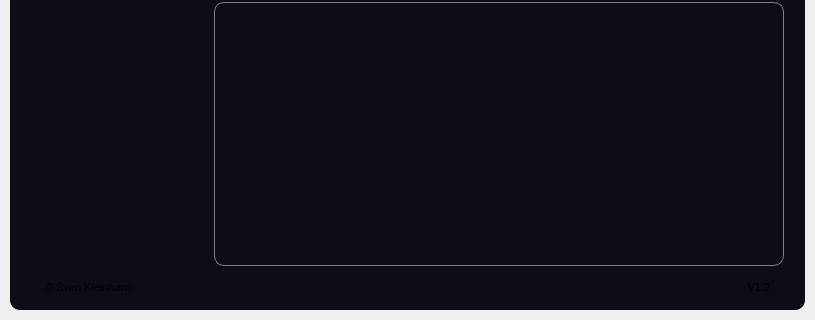
Qt form GUI.ui (Crizzly57/EncryptData) before a commit; both pictures show x 0 to 815 and y 448 to 768 of the 815 by 768 pixel window.
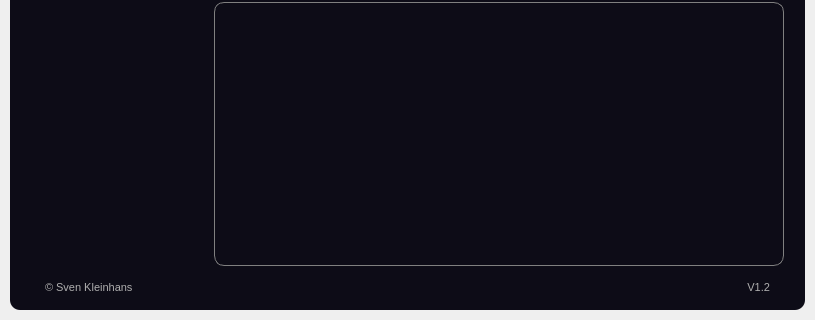
The same form after that commit. Icons and pictures are not drawn. Custom widgets are drawn as their Qt base class.

Commit message: added feature: keep radius, if window is maximize

```diff
--- a/GUI.ui
+++ b/GUI.ui
@@ -105,6 +105,209 @@
            <height>20</height>
           </size>
          </property>
+         <property name="palette">
+          <palette>
+           <active>
+            <colorrole role="WindowText">
+             <brush brushstyle="SolidPattern">
+              <color alpha="255">
+               <red>120</red>
+               <green>120</green>
+               <blue>120</blue>
+              </color>
+             </brush>
+            </colorrole>
+            <colorrole role="Button">
+             <brush brushstyle="SolidPattern">
+              <color alpha="255">
+               <red>120</red>
+               <green>120</green>
+               <blue>120</blue>
+              </color>
+             </brush>
+            </colorrole>
+            <colorrole role="Text">
+             <brush brushstyle="SolidPattern">
+              <color alpha="255">
+               <red>120</red>
+               <green>120</green>
+               <blue>120</blue>
+              </color>
+             </brush>
+            </colorrole>
+            <colorrole role="Base">
+             <brush brushstyle="SolidPattern">
+              <color alpha="255">
+               <red>13</red>
+               <green>12</green>
+               <blue>23</blue>
+              </color>
+             </brush>
+            </colorrole>
+            <colorrole role="Window">
+             <brush brushstyle="SolidPattern">
+              <color alpha="255">
+               <red>13</red>
+               <green>12</green>
+               <blue>23</blue>
+              </color>
+             </brush>
+            </colorrole>
+            <colorrole role="HighlightedText">
+             <brush brushstyle="SolidPattern">
+              <color alpha="255">
+               <red>255</red>
+               <green>255</green>
+               <blue>255</blue>
+              </color>
+             </brush>
+            </colorrole>
+            <colorrole role="PlaceholderText">
+             <brush brushstyle="SolidPattern">
+              <color alpha="128">
+               <red>120</red>
+               <green>120</green>
+               <blue>120</blue>
+              </color>
+             </brush>
+            </colorrole>
+           </active>
+           <inactive>
+            <colorrole role="WindowText">
+             <brush brushstyle="SolidPattern">
+              <color alpha="255">
+               <red>120</red>
+               <green>120</green>
+               <blue>120</blue>
+              </color>
+             </brush>
+            </colorrole>
+            <colorrole role="Button">
+             <brush brushstyle="SolidPattern">
+              <color alpha="255">
+               <red>120</red>
+               <green>120</green>
+               <blue>120</blue>
+              </color>
+             </brush>
+            </colorrole>
+            <colorrole role="Text">
+             <brush brushstyle="SolidPattern">
+              <color alpha="255">
+               <red>120</red>
+               <green>120</green>
+               <blue>120</blue>
+              </color>
+             </brush>
+            </colorrole>
+            <colorrole role="Base">
+             <brush brushstyle="SolidPattern">
+              <color alpha="255">
+               <red>13</red>
+               <green>12</green>
+               <blue>23</blue>
+              </color>
+             </brush>
+            </colorrole>
+            <colorrole role="Window">
+             <brush brushstyle="SolidPattern">
+              <color alpha="255">
+               <red>13</red>
+               <green>12</green>
+               <blue>23</blue>
+              </color>
+             </brush>
+            </colorrole>
+            <colorrole role="HighlightedText">
+             <brush brushstyle="SolidPattern">
+              <color alpha="255">
+               <red>120</red>
+               <green>120</green>
+               <blue>120</blue>
+              </color>
+             </brush>
+            </colorrole>
+            <colorrole role="PlaceholderText">
+             <brush brushstyle="SolidPattern">
+              <color alpha="128">
+               <red>0</red>
+               <green>0</green>
+               <blue>0</blue>
+              </color>
+             </brush>
+            </colorrole>
+           </inactive>
+           <disabled>
+            <colorrole role="WindowText">
+             <brush brushstyle="SolidPattern">
+              <color alpha="255">
+               <red>120</red>
+               <green>120</green>
+               <blue>120</blue>
+              </color>
+             </brush>
+            </colorrole>
+            <colorrole role="Button">
+             <brush brushstyle="SolidPattern">
+              <color alpha="255">
+               <red>120</red>
+               <green>120</green>
+               <blue>120</blue>
+              </color>
+             </brush>
+            </colorrole>
+            <colorrole role="Text">
+             <brush brushstyle="SolidPattern">
+              <color alpha="255">
+               <red>120</red>
+               <green>120</green>
+               <blue>120</blue>
+              </color>
+             </brush>
+            </colorrole>
+            <colorrole role="Base">
+             <brush brushstyle="SolidPattern">
+              <color alpha="255">
+               <red>13</red>
+               <green>12</green>
+               <blue>23</blue>
+              </color>
+             </brush>
+            </colorrole>
+            <colorrole role="Window">
+             <brush brushstyle="SolidPattern">
+              <color alpha="255">
+               <red>13</red>
+               <green>12</green>
+               <blue>23</blue>
+              </color>
+             </brush>
+            </colorrole>
+            <colorrole role="HighlightedText">
+             <brush brushstyle="SolidPattern">
+              <color alpha="255">
+               <red>255</red>
+               <green>255</green>
+               <blue>255</blue>
+              </color>
+             </brush>
+            </colorrole>
+            <colorrole role="PlaceholderText">
+             <brush brushstyle="SolidPattern">
+              <color alpha="128">
+               <red>0</red>
+               <green>0</green>
+               <blue>0</blue>
+              </color>
+             </brush>
+            </colorrole>
+           </disabled>
+          </palette>
+         </property>
+         <property name="styleSheet">
+          <string notr="true">background-color: rgb(13, 12, 23);
+border-radius: 10px;</string>
+         </property>
          <property name="frameShape">
           <enum>QFrame::NoFrame</enum>
          </property>
@@ -158,8 +361,8 @@
                 <brush brushstyle="SolidPattern">
                  <color alpha="255">
                   <red>175</red>
-                  <green>177</green>
-                  <blue>179</blue>
+                  <green>175</green>
+                  <blue>175</blue>
                  </color>
                 </brush>
                </colorrole>
@@ -172,6 +375,24 @@
                  </color>
                 </brush>
                </colorrole>
+               <colorrole role="Text">
+                <brush brushstyle="SolidPattern">
+                 <color alpha="255">
+                  <red>175</red>
+                  <green>175</green>
+                  <blue>175</blue>
+                 </color>
+                </brush>
+               </colorrole>
+               <colorrole role="ButtonText">
+                <brush brushstyle="SolidPattern">
+                 <color alpha="255">
+                  <red>175</red>
+                  <green>175</green>
+                  <blue>175</blue>
+                 </color>
+                </brush>
+               </colorrole>
                <colorrole role="Base">
                 <brush brushstyle="SolidPattern">
                  <color alpha="255">
@@ -190,14 +411,23 @@
                  </color>
                 </brush>
                </colorrole>
+               <colorrole role="PlaceholderText">
+                <brush brushstyle="NoBrush">
+                 <color alpha="128">
+                  <red>175</red>
+                  <green>175</green>
+                  <blue>175</blue>
+                 </color>
+                </brush>
+               </colorrole>
               </active>
               <inactive>
                <colorrole role="WindowText">
                 <brush brushstyle="SolidPattern">
                  <color alpha="255">
-                  <red>0</red>
-                  <green>0</green>
-                  <blue>0</blue>
+                  <red>175</red>
+                  <green>175</green>
+                  <blue>175</blue>
                  </color>
                 </brush>
                </colorrole>
@@ -210,6 +440,24 @@
                  </color>
                 </brush>
                </colorrole>
+               <colorrole role="Text">
+                <brush brushstyle="SolidPattern">
+                 <color alpha="255">
+                  <red>175</red>
+                  <green>175</green>
+                  <blue>175</blue>
+                 </color>
+                </brush>
+               </colorrole>
+               <colorrole role="ButtonText">
+                <brush brushstyle="SolidPattern">
+                 <color alpha="255">
+                  <red>175</red>
+                  <green>175</green>
+                  <blue>175</blue>
+                 </color>
+                </brush>
+               </colorrole>
                <colorrole role="Base">
                 <brush brushstyle="SolidPattern">
                  <color alpha="255">
@@ -228,14 +476,23 @@
                  </color>
                 </brush>
                </colorrole>
+               <colorrole role="PlaceholderText">
+                <brush brushstyle="NoBrush">
+                 <color alpha="128">
+                  <red>175</red>
+                  <green>175</green>
+                  <blue>175</blue>
+                 </color>
+                </brush>
+               </colorrole>
               </inactive>
               <disabled>
                <colorrole role="WindowText">
                 <brush brushstyle="SolidPattern">
                  <color alpha="255">
-                  <red>120</red>
-                  <green>120</green>
-                  <blue>120</blue>
+                  <red>175</red>
+                  <green>175</green>
+                  <blue>175</blue>
                  </color>
                 </brush>
                </colorrole>
@@ -248,6 +505,24 @@
                  </color>
                 </brush>
                </colorrole>
+               <colorrole role="Text">
+                <brush brushstyle="SolidPattern">
+                 <color alpha="255">
+                  <red>175</red>
+                  <green>175</green>
+                  <blue>175</blue>
+                 </color>
+                </brush>
+               </colorrole>
+               <colorrole role="ButtonText">
+                <brush brushstyle="SolidPattern">
+                 <color alpha="255">
+                  <red>175</red>
+                  <green>175</green>
+                  <blue>175</blue>
+                 </color>
+                </brush>
+               </colorrole>
                <colorrole role="Base">
                 <brush brushstyle="SolidPattern">
                  <color alpha="255">
@@ -266,6 +541,15 @@
                  </color>
                 </brush>
                </colorrole>
+               <colorrole role="PlaceholderText">
+                <brush brushstyle="NoBrush">
+                 <color alpha="128">
+                  <red>175</red>
+                  <green>175</green>
+                  <blue>175</blue>
+                 </color>
+                </brush>
+               </colorrole>
               </disabled>
              </palette>
             </property>
@@ -274,6 +558,9 @@
               <pointsize>8</pointsize>
              </font>
             </property>
+            <property name="styleSheet">
+             <string notr="true">color: rgb(175, 175, 175);</string>
+            </property>
             <property name="text">
              <string>© Sven Kleinhans</string>
             </property>
@@ -288,8 +575,8 @@
                 <brush brushstyle="SolidPattern">
                  <color alpha="255">
                   <red>175</red>
-                  <green>177</green>
-                  <blue>179</blue>
+                  <green>175</green>
+                  <blue>175</blue>
                  </color>
                 </brush>
                </colorrole>
@@ -302,6 +589,24 @@
                  </color>
                 </brush>
                </colorrole>
+               <colorrole role="Text">
+                <brush brushstyle="SolidPattern">
+                 <color alpha="255">
+                  <red>175</red>
+                  <green>175</green>
+                  <blue>175</blue>
+                 </color>
+                </brush>
+               </colorrole>
+               <colorrole role="ButtonText">
+                <brush brushstyle="SolidPattern">
+                 <color alpha="255">
+                  <red>175</red>
+                  <green>175</green>
+                  <blue>175</blue>
+                 </color>
+                </brush>
+               </colorrole>
                <colorrole role="Base">
                 <brush brushstyle="SolidPattern">
                  <color alpha="255">
@@ -320,14 +625,23 @@
                  </color>
                 </brush>
                </colorrole>
+               <colorrole role="PlaceholderText">
+                <brush brushstyle="NoBrush">
+                 <color alpha="128">
+                  <red>175</red>
+                  <green>175</green>
+                  <blue>175</blue>
+                 </color>
+                </brush>
+               </colorrole>
               </active>
               <inactive>
                <colorrole role="WindowText">
                 <brush brushstyle="SolidPattern">
                  <color alpha="255">
-                  <red>0</red>
-                  <green>0</green>
-                  <blue>0</blue>
+                  <red>175</red>
+                  <green>175</green>
+                  <blue>175</blue>
                  </color>
                 </brush>
                </colorrole>
@@ -340,6 +654,24 @@
                  </color>
                 </brush>
                </colorrole>
+               <colorrole role="Text">
+                <brush brushstyle="SolidPattern">
+                 <color alpha="255">
+                  <red>175</red>
+                  <green>175</green>
+                  <blue>175</blue>
+                 </color>
+                </brush>
+               </colorrole>
+               <colorrole role="ButtonText">
+                <brush brushstyle="SolidPattern">
+                 <color alpha="255">
+                  <red>175</red>
+                  <green>175</green>
+                  <blue>175</blue>
+                 </color>
+                </brush>
+               </colorrole>
                <colorrole role="Base">
                 <brush brushstyle="SolidPattern">
                  <color alpha="255">
@@ -358,14 +690,23 @@
                  </color>
                 </brush>
                </colorrole>
+               <colorrole role="PlaceholderText">
+                <brush brushstyle="NoBrush">
+                 <color alpha="128">
+                  <red>175</red>
+                  <green>175</green>
+                  <blue>175</blue>
+                 </color>
+                </brush>
+               </colorrole>
               </inactive>
               <disabled>
                <colorrole role="WindowText">
                 <brush brushstyle="SolidPattern">
                  <color alpha="255">
-                  <red>120</red>
-                  <green>120</green>
-                  <blue>120</blue>
+                  <red>175</red>
+                  <green>175</green>
+                  <blue>175</blue>
                  </color>
                 </brush>
                </colorrole>
@@ -378,6 +719,24 @@
                  </color>
                 </brush>
                </colorrole>
+               <colorrole role="Text">
+                <brush brushstyle="SolidPattern">
+                 <color alpha="255">
+                  <red>175</red>
+                  <green>175</green>
+                  <blue>175</blue>
+                 </color>
+                </brush>
+               </colorrole>
+               <colorrole role="ButtonText">
+                <brush brushstyle="SolidPattern">
+                 <color alpha="255">
+                  <red>175</red>
+                  <green>175</green>
+                  <blue>175</blue>
+                 </color>
+                </brush>
+               </colorrole>
                <colorrole role="Base">
                 <brush brushstyle="SolidPattern">
                  <color alpha="255">
@@ -396,6 +755,15 @@
                  </color>
                 </brush>
                </colorrole>
+               <colorrole role="PlaceholderText">
+                <brush brushstyle="NoBrush">
+                 <color alpha="128">
+                  <red>175</red>
+                  <green>175</green>
+                  <blue>175</blue>
+                 </color>
+                </brush>
+               </colorrole>
               </disabled>
              </palette>
             </property>
@@ -404,6 +772,9 @@
               <pointsize>8</pointsize>
              </font>
             </property>
+            <property name="styleSheet">
+             <string notr="true">color: rgb(175, 175, 175);</string>
+            </property>
             <property name="text">
              <string>V1.2</string>
             </property>
```
Left out of the diff: 11 changed lines with no effect on the pictures.
